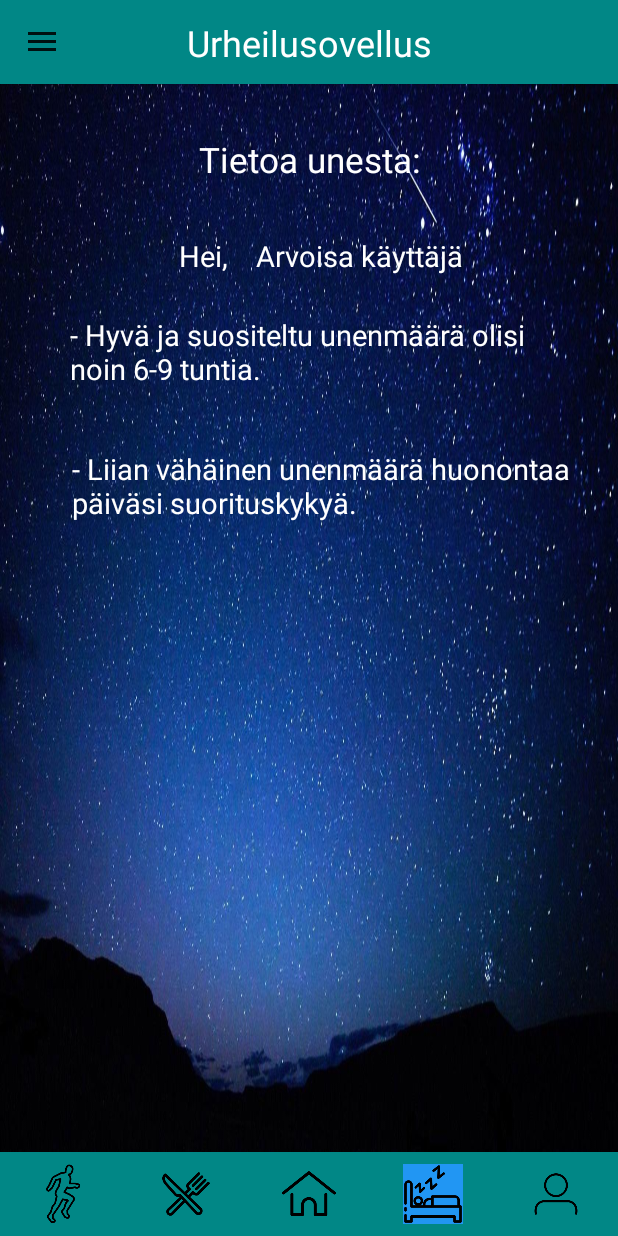
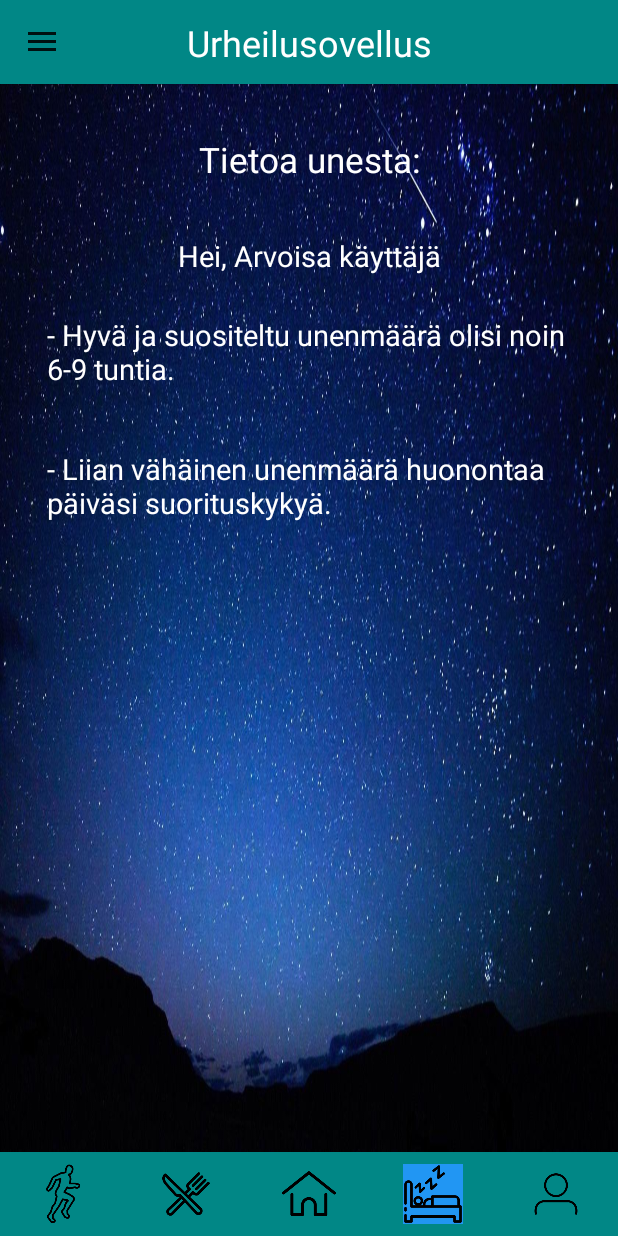
Before and after one commit to Tuomas01/Javajampat, an Android app: the UniSivu screen opened directly, with no data from a screen before it, on a phone screen of 412 x 824 dp. Run offline under Robolectric (Android 15) with nearby library versions, the phone set to English and light mode, and no system bars.

Commit message:
Valmis version

```diff
--- a/app/src/main/java/com/example/loppuprojekti/UniSivu.java
+++ b/app/src/main/java/com/example/loppuprojekti/UniSivu.java
@@ -25,7 +25,6 @@ public class UniSivu extends AppCompatActivity implements NavigationView.OnNavig
     NavigationView menuitems;
     TextView timeslept;
     String nimi;
-    TextView unisivunimi;
     EditText profileName;
 
     /**
@@ -42,7 +41,6 @@ public class UniSivu extends AppCompatActivity implements NavigationView.OnNavig
         menulayout = findViewById(R.id.drawerLayout);
         menuitems = findViewById(R.id.menuView);
         sleepIcon = findViewById(R.id.sleepButton);
-        unisivunimi = findViewById(R.id.naytaNimi);
         profileName = findViewById(R.id.nameInput);
 
         Intent intent= getIntent();
--- a/app/src/main/res/layout/activity_uni_sivu.xml
+++ b/app/src/main/res/layout/activity_uni_sivu.xml
@@ -184,54 +184,37 @@
             android:id="@+id/textViewViesti"
             android:layout_width="wrap_content"
             android:layout_height="wrap_content"
-            android:text="Hei, "
+            android:text="Hei, Arvoisa käyttäjä"
             android:textColor="@color/white"
             android:textSize="19sp"
             app:layout_constraintBottom_toBottomOf="@+id/appBarLayoutBottom"
             app:layout_constraintEnd_toEndOf="parent"
-            app:layout_constraintHorizontal_bias="0.318"
             app:layout_constraintStart_toStartOf="parent"
             app:layout_constraintTop_toTopOf="@+id/appBarLayoutTop"
             app:layout_constraintVertical_bias="0.197" />
 
         <TextView
-            android:id="@+id/naytaNimi"
-            android:layout_width="wrap_content"
-            android:layout_height="wrap_content"
-            android:text="Arvoisa käyttäjä"
-            android:textColor="@color/white"
-            android:textSize="19sp"
-            app:layout_constraintBottom_toBottomOf="@+id/appBarLayoutBottom"
-            app:layout_constraintEnd_toEndOf="parent"
-            app:layout_constraintHorizontal_bias="0.622"
-            app:layout_constraintStart_toStartOf="parent"
-            app:layout_constraintTop_toTopOf="parent"
-            app:layout_constraintVertical_bias="0.197" />
-
-        <TextView
             android:id="@+id/uniTunnit"
-            android:layout_width="325dp"
+            android:layout_width="350dp"
             android:layout_height="60dp"
             android:text="- Hyvä ja suositeltu unenmäärä olisi noin 6-9 tuntia."
             android:textColor="@color/white"
             android:textSize="19sp"
             app:layout_constraintBottom_toBottomOf="parent"
             app:layout_constraintEnd_toEndOf="parent"
-            app:layout_constraintHorizontal_bias="0.542"
             app:layout_constraintStart_toStartOf="parent"
             app:layout_constraintTop_toTopOf="@+id/appBarLayoutTop"
             app:layout_constraintVertical_bias="0.275" />
 
         <TextView
             android:id="@+id/textView12"
-            android:layout_width="334dp"
+            android:layout_width="350dp"
             android:layout_height="56dp"
             android:text="- Liian vähäinen unenmäärä huonontaa päiväsi suorituskykyä."
             android:textColor="@color/white"
             android:textSize="19sp"
             app:layout_constraintBottom_toBottomOf="parent"
             app:layout_constraintEnd_toEndOf="parent"
-            app:layout_constraintHorizontal_bias="0.615"
             app:layout_constraintStart_toStartOf="parent"
             app:layout_constraintTop_toTopOf="parent"
             app:layout_constraintVertical_bias="0.39" />
```
